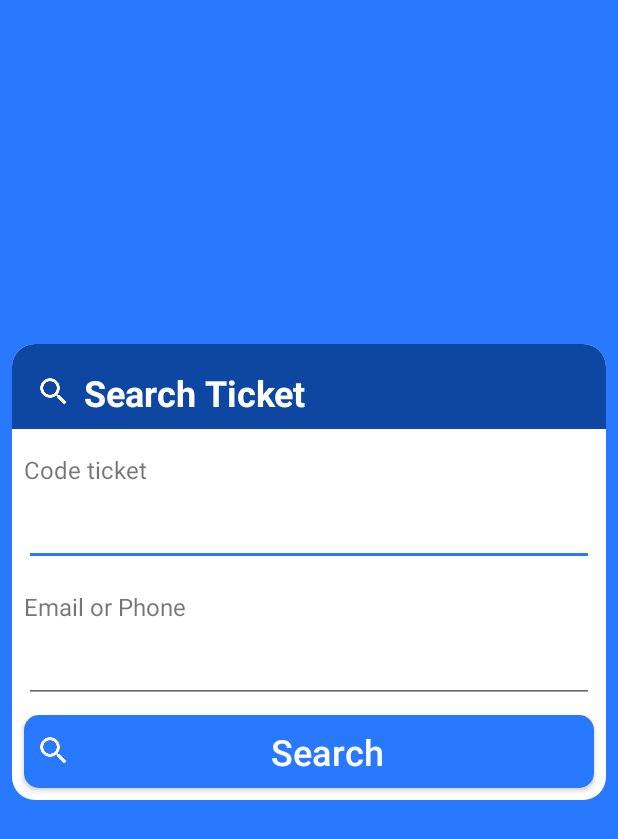
After one commit to Lethanhquang165/HUWATIEXPRESS, an Android app: the layout fragment_check_ticket.xml on its own in the app's theme, with its tools: preview values and no code run, on a phone screen of 412 x 824 dp. The commit adds this screen. Shown: the top 839 px of the screen. Run offline under Robolectric (Android 15) with nearby library versions, the phone set to English and light mode, and no system bars.

Commit message:
[HUWA-8] Check Ticket Layout

```diff
--- a/app/src/main/AndroidManifest.xml
+++ b/app/src/main/AndroidManifest.xml
@@ -65,8 +65,9 @@
         <!-- End Main Activity -->
         <activity android:name=".View.Activity.TripsActivity" />
         <activity android:name=".View.Activity.CustomerInformationActivity" />
-        <activity android:name=".View.Activity.BookingInformationActivity"></activity>
+        <activity android:name=".View.Activity.BookingInformationActivity" />
         tools:replace="android:icon"
+        <activity android:name=".View.Activity.CheckTicketsListActivity"></activity>
     </application>
 
 </manifest>
--- /dev/null
+++ b/app/src/main/res/drawable/bg_button_search_ticket.xml
@@ -0,0 +1,5 @@
+<?xml version="1.0" encoding="utf-8"?>
+<shape xmlns:android="http://schemas.android.com/apk/res/android">
+    <corners android:radius="10dp"/>
+    <solid android:color="@color/colorAccent"/>
+</shape>
--- /dev/null
+++ b/app/src/main/res/layout/fragment_check_ticket.xml
@@ -0,0 +1,93 @@
+<android.support.constraint.ConstraintLayout xmlns:android="http://schemas.android.com/apk/res/android"
+    xmlns:app="http://schemas.android.com/apk/res-auto"
+    xmlns:tools="http://schemas.android.com/tools"
+    android:layout_width="match_parent"
+    android:layout_height="match_parent"
+    android:background="@color/colorAccent"
+    tools:context=".View.Fragment.CheckTicketFragment">
+
+    <LinearLayout
+        android:layout_width="0dp"
+        android:layout_height="wrap_content"
+        android:layout_marginLeft="@dimen/layout_marginLeft"
+        android:layout_marginRight="@dimen/layout_marginRight"
+        android:background="@drawable/bg_panel_ticket"
+        android:orientation="vertical"
+        app:layout_constraintBottom_toBottomOf="parent"
+        app:layout_constraintLeft_toLeftOf="parent"
+        app:layout_constraintRight_toRightOf="parent"
+        app:layout_constraintTop_toTopOf="parent"
+        app:layout_constraintVertical_bias="0.441">
+
+        <!--Title-->
+        <LinearLayout
+            android:layout_width="match_parent"
+            android:layout_height="wrap_content"
+            android:background="@drawable/bg_panel_search_ticket">
+
+            <TextView
+                android:layout_width="match_parent"
+                android:layout_height="wrap_content"
+                android:layout_marginLeft="16dp"
+                android:drawableLeft="@drawable/ic_search_white"
+                android:drawablePadding="@dimen/inputText_drawable_padding"
+                android:paddingBottom="@dimen/txt_padding_bottom"
+                android:paddingTop="@dimen/txt_padding_top"
+                android:text="@string/check_ticket_search_ticket"
+                android:textColor="@color/white"
+                android:textSize="@dimen/txt_size_text_title"
+                android:textStyle="bold" />
+        </LinearLayout>
+
+        <TextView
+            android:layout_width="match_parent"
+            android:layout_height="match_parent"
+            android:layout_marginLeft="@dimen/layout_marginLeft"
+            android:layout_marginRight="@dimen/layout_marginRight"
+            android:paddingBottom="@dimen/textView_paddingBottom"
+            android:paddingTop="@dimen/textView_paddingTop"
+            android:text="@string/check_ticket_code_ticket"
+            android:textSize="@dimen/txt_size_text_subItem" />
+
+        <EditText
+            android:id="@+id/edtCodeTicket"
+            android:layout_width="match_parent"
+            android:layout_height="wrap_content"
+            android:layout_marginLeft="@dimen/layout_marginLeft"
+            android:layout_marginRight="@dimen/layout_marginRight" />
+
+        <TextView
+            android:layout_width="match_parent"
+            android:layout_height="match_parent"
+            android:layout_marginLeft="@dimen/layout_marginLeft"
+            android:layout_marginRight="@dimen/layout_marginRight"
+            android:paddingBottom="@dimen/textView_paddingBottom"
+            android:paddingTop="@dimen/textView_paddingTop"
+            android:text="@string/check_ticket_email_or_phone"
+            android:textSize="@dimen/txt_size_text_subItem" />
+
+        <EditText
+            android:id="@+id/edtEmailOrPhone"
+            android:layout_width="match_parent"
+            android:layout_height="wrap_content"
+            android:layout_marginLeft="@dimen/layout_marginLeft"
+            android:layout_marginRight="@dimen/layout_marginRight" />
+
+        <Button
+            android:id="@+id/btnSearch"
+            android:layout_width="match_parent"
+            android:layout_height="wrap_content"
+            android:layout_margin="@dimen/btn_margin"
+            android:background="@drawable/bg_button_search_ticket"
+            android:drawableLeft="@drawable/ic_search_white"
+            android:inputType="text"
+            android:padding="@dimen/inputText_drawable_padding"
+            android:text="@string/search"
+            android:textColor="@color/white"
+            android:textSize="@dimen/txt_size_text_title"
+            app:layout_constraintRight_toRightOf="parent" />
+
+
+    </LinearLayout>
+
+</android.support.constraint.ConstraintLayout>
--- a/app/src/main/res/layout/fragment_home.xml
+++ b/app/src/main/res/layout/fragment_home.xml
@@ -4,10 +4,4 @@
     android:layout_height="match_parent"
     tools:context="vn.edu.hutech.lvtien.huwatiexpressapplication.View.Fragment.HomeFragment">
 
-    <!-- TODO: Update blank fragment layout -->
-    <TextView
-        android:layout_width="match_parent"
-        android:layout_height="match_parent"
-        android:text="@string/hello_blank_fragment" />
-
 </FrameLayout>
--- a/app/src/main/res/values/dimens.xml
+++ b/app/src/main/res/values/dimens.xml
@@ -62,11 +62,16 @@
     <dimen name="size_text_45">45sp</dimen>
     <dimen name="size_text_56.8">56.8sp</dimen>
 
+    <!--Layout-->
     <dimen name="layout_marginLeft">8dp</dimen>
     <dimen name="layout_marginRight">8dp</dimen>
     <dimen name="layout_marginTop">8dp</dimen>
     <dimen name="layout_marginBottom">8dp</dimen>
     <dimen name="margin_16">16dp</dimen>
+
+    <!--Text View-->
+    <dimen name="textView_paddingTop">16dp</dimen>
+    <dimen name="textView_paddingBottom">8dp</dimen>
 
     <!--Input Text-->
     <dimen name="inputText_paddingTop">24dp</dimen>
--- a/app/src/main/res/values/strings.xml
+++ b/app/src/main/res/values/strings.xml
@@ -1,5 +1,7 @@
 <resources>
     <string name="app_name">HUWATIEXPRESSApplication</string>
+
+    <string name="search">Search</string>
 
     <!--Facebook Google-->
     <string name="facebook_app_id">268472840291683</string>
@@ -15,8 +17,6 @@
     <string name="btn_create_an_account">Create an account?</string>
     <string name="btn_already_have_an_account">Already have an account?</string>
     <!--End Login & Register Activity-->
-
-    <string name="hello_blank_fragment">Hello blank fragment</string>
 
     <!--Start Menu Label-->
     <string name="menu_ticket">Ticket</string>
@@ -83,4 +83,10 @@
     <string name="booking_information_cartype">Loại xe</string>
     <string name="booking_information_licenseplates">Biển số xe</string>
     <!--End Booking Information-->
+
+    <!--Start Check Ticket-->
+    <string name="check_ticket_email_or_phone">Email or Phone</string>
+    <string name="check_ticket_code_ticket">Code ticket</string>
+    <string name="check_ticket_search_ticket">Search Ticket</string>
+    <!--Stop Check Ticket-->
 </resources>
```
Also changed, not shown: app/src/main/java/vn/edu/hutech/lvtien/huwatiexpressapplication/View/Activity/CheckTicketsListActivity.java (added, +15 -0 lines), app/src/main/java/vn/edu/hutech/lvtien/huwatiexpressapplication/View/Fragment/CheckTicketFragment.java (added, +109 -0 lines), app/src/main/res/layout/activity_check_tickets_list.xml (added, +23 -0 lines), app/src/main/res/layout/item_check_ticket_list.xml (added, +102 -0 lines).
